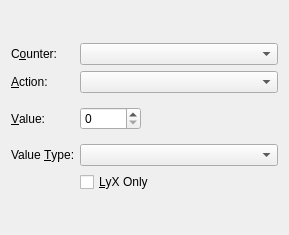
Old version of the form src/frontends/qt/ui/CounterUi.ui in the repository cburschka/lyx.
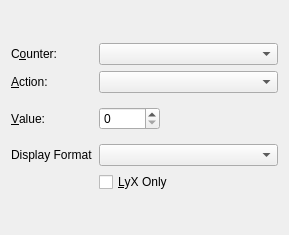
New version of the form.

Commit message: Polish the counter UI a bit and add some to the documentation.

Diff of the .ui file:
```diff
--- a/src/frontends/qt/ui/CounterUi.ui
+++ b/src/frontends/qt/ui/CounterUi.ui
@@ -93,7 +93,7 @@
      <item row="3" column="0">
       <widget class="QLabel" name="vtypeLA">
        <property name="text">
-        <string>Value &amp;Type:</string>
+        <string>Display Format</string>
        </property>
        <property name="buddy">
         <cstring>vtypeCB</cstring>
```
Left out of the diff: 6 changed lines with no effect on the pictures. The commit also changes 4 other files.
